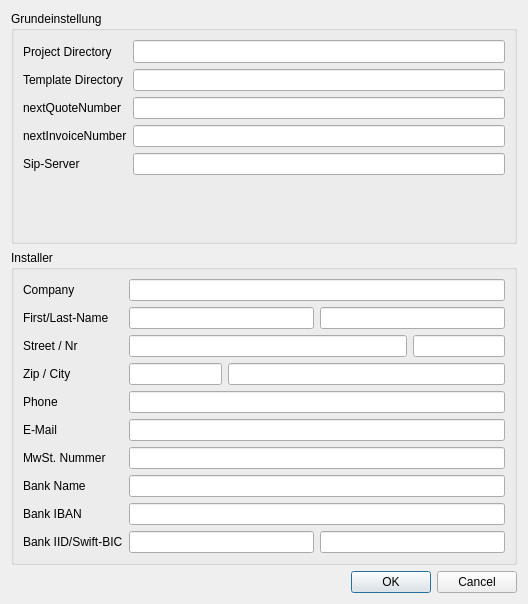
The window that Ui/Preferences.ui (GnuSolar/GnuSolar) describes before a commit, drawn with Qt 5.
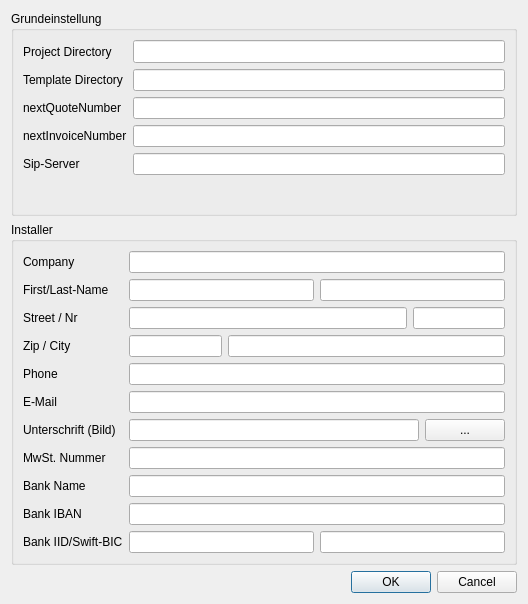
The same window after the commit.

Diff of the .ui file:
```diff
--- a/Ui/Preferences.ui
+++ b/Ui/Preferences.ui
@@ -348,7 +348,7 @@
       <item row="5" column="1">
        <widget class="QLineEdit" name="installer_email"/>
       </item>
-      <item row="6" column="0">
+      <item row="7" column="0">
        <widget class="QLabel" name="projectDirectoryLabel_16">
         <property name="text">
          <string>MwSt. Nummer</string>
@@ -358,10 +358,10 @@
         </property>
        </widget>
       </item>
-      <item row="6" column="1">
+      <item row="7" column="1">
        <widget class="QLineEdit" name="installer_vat"/>
       </item>
-      <item row="7" column="0">
+      <item row="8" column="0">
        <widget class="QLabel" name="projectDirectoryLabel_13">
         <property name="text">
          <string>Bank Name</string>
@@ -371,10 +371,10 @@
         </property>
        </widget>
       </item>
-      <item row="7" column="1">
+      <item row="8" column="1">
        <widget class="QLineEdit" name="installer_bankName"/>
       </item>
-      <item row="8" column="0">
+      <item row="9" column="0">
        <widget class="QLabel" name="projectDirectoryLabel_14">
         <property name="text">
          <string>Bank IBAN</string>
@@ -384,10 +384,10 @@
         </property>
        </widget>
       </item>
-      <item row="8" column="1">
+      <item row="9" column="1">
        <widget class="QLineEdit" name="installer_bankIban"/>
       </item>
-      <item row="9" column="0">
+      <item row="10" column="0">
        <widget class="QLabel" name="projectDirectoryLabel_15">
         <property name="text">
          <string>Bank IID/Swift-BIC</string>
@@ -397,7 +397,7 @@
         </property>
        </widget>
       </item>
-      <item row="9" column="1">
+      <item row="10" column="1">
        <layout class="QHBoxLayout" name="horizontalLayout_5">
         <item>
          <widget class="QLineEdit" name="installer_bankIid"/>
@@ -410,6 +410,30 @@
       <item row="4" column="1">
        <widget class="QLineEdit" name="installer_phone"/>
       </item>
+      <item row="6" column="0">
+       <widget class="QLabel" name="projectDirectoryLabel_17">
+        <property name="text">
+         <string>Unterschrift (Bild)</string>
+        </property>
+        <property name="alignment">
+         <set>Qt::AlignLeading|Qt::AlignLeft|Qt::AlignVCenter</set>
+        </property>
+       </widget>
+      </item>
+      <item row="6" column="1">
+       <layout class="QHBoxLayout" name="horizontalLayout_6">
+        <item>
+         <widget class="QLineEdit" name="installer_signature"/>
+        </item>
+        <item>
+         <widget class="QPushButton" name="installer_signatureBrowse">
+          <property name="text">
+           <string>...</string>
+          </property>
+         </widget>
+        </item>
+       </layout>
+      </item>
      </layout>
     </widget>
    </item>
```
